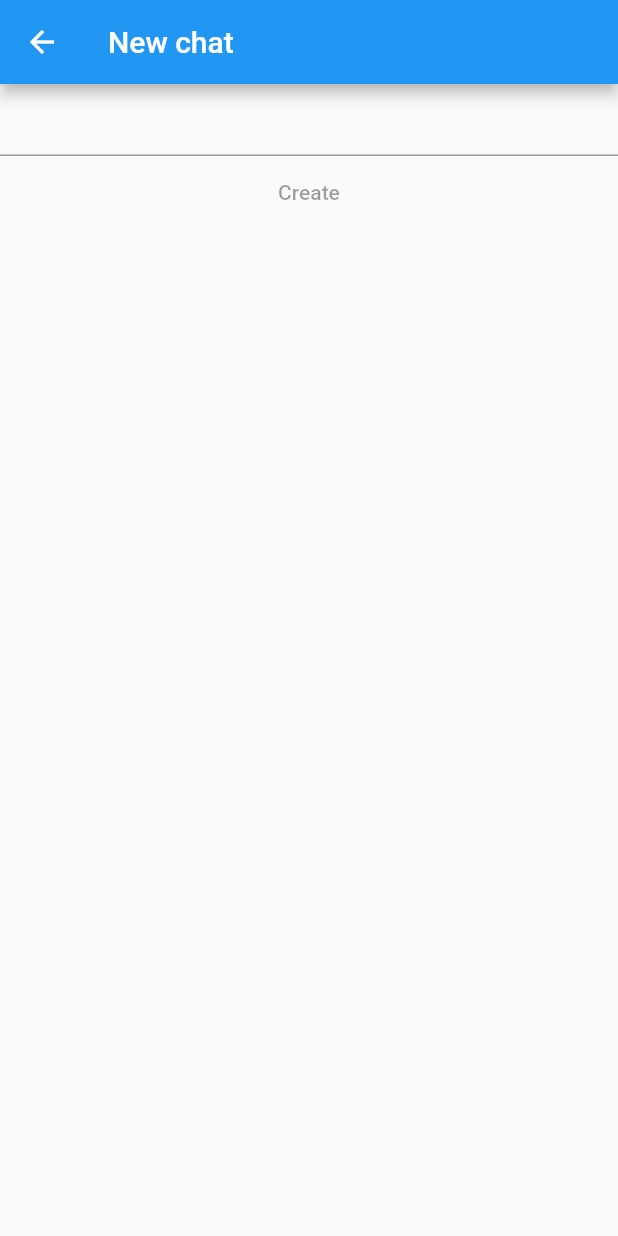
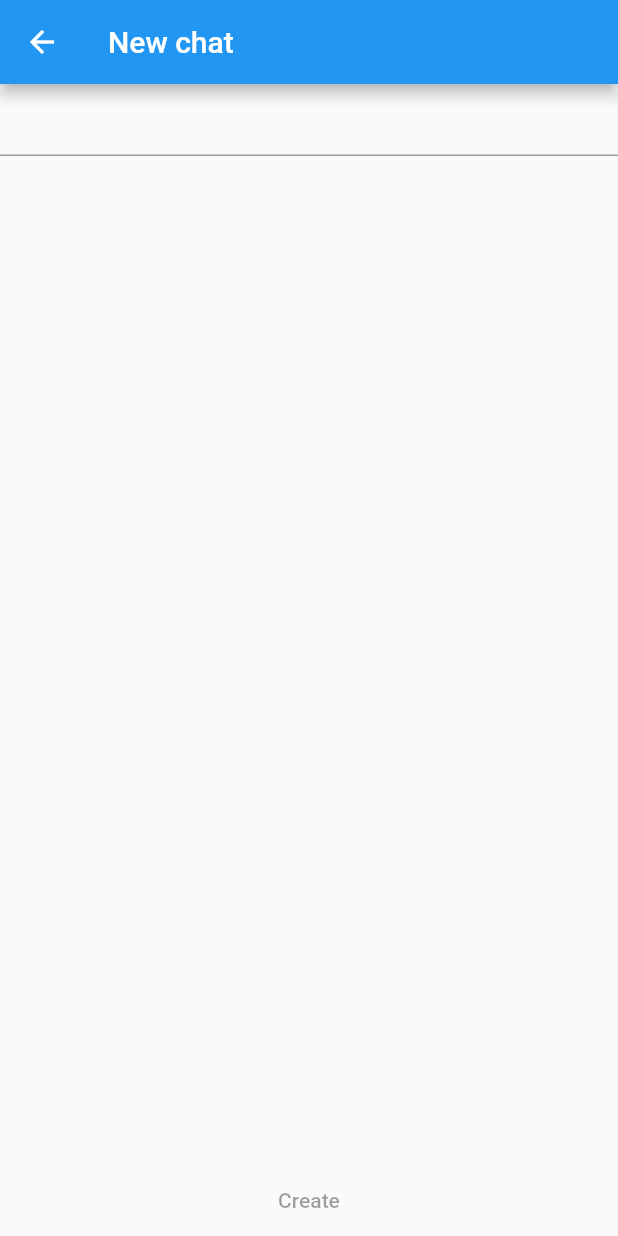
Before and after one commit to lesnitsky/flutter_firebase_chat, a Flutter app: the NewChatScreen screen opened directly, on a phone screen of 412 x 824 dp. Run offline on Flutter 3.47's test engine with Material 2 defaults, Android fonts, the phone set to English and light mode, and no system bars.

Commit message:
add expanded

```diff
--- a/lib/screens/new_chat_screen.dart
+++ b/lib/screens/new_chat_screen.dart
@@ -9,7 +9,9 @@ class NewChatScreen extends StatelessWidget {
       ),
       body: Column(
         children: <Widget>[
-          TextField(),
+          Expanded(
+            child: TextField(),
+          ),
           FlatButton(
             child: Text('Create'),
           ),
```
